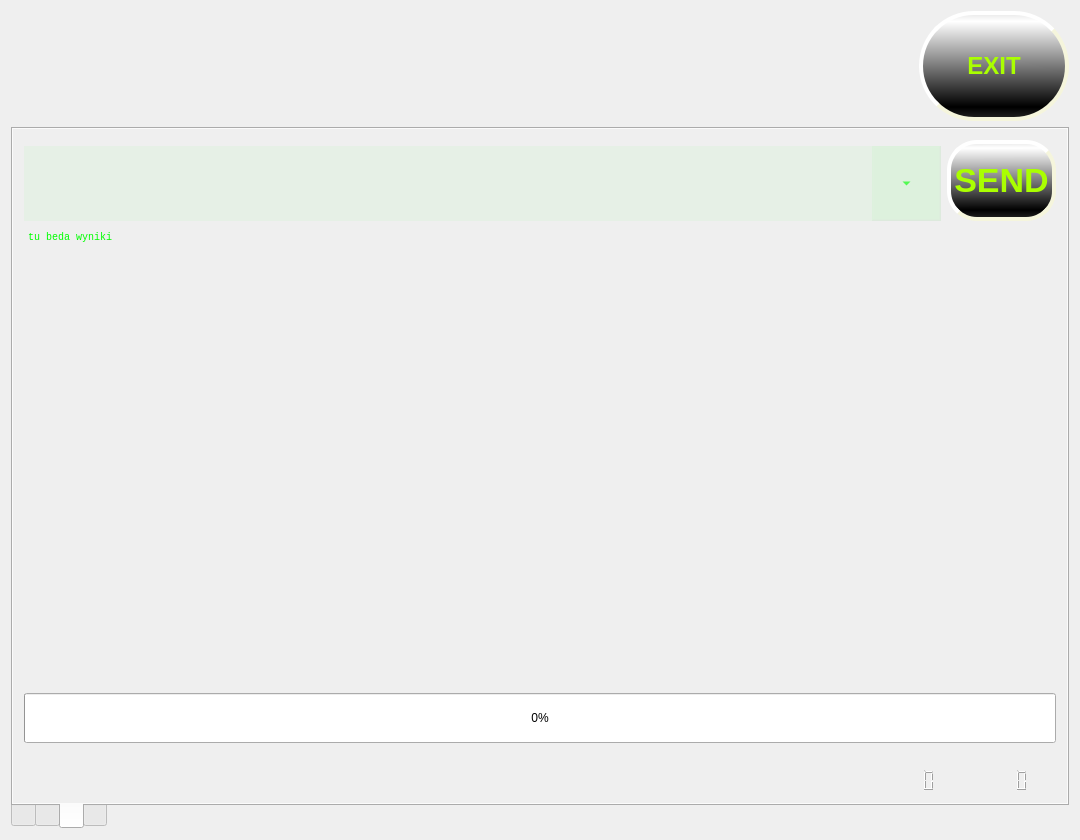
Old version of the form iDom_Client/idom_client.ui in the repository cyniu88/QT_kurs.
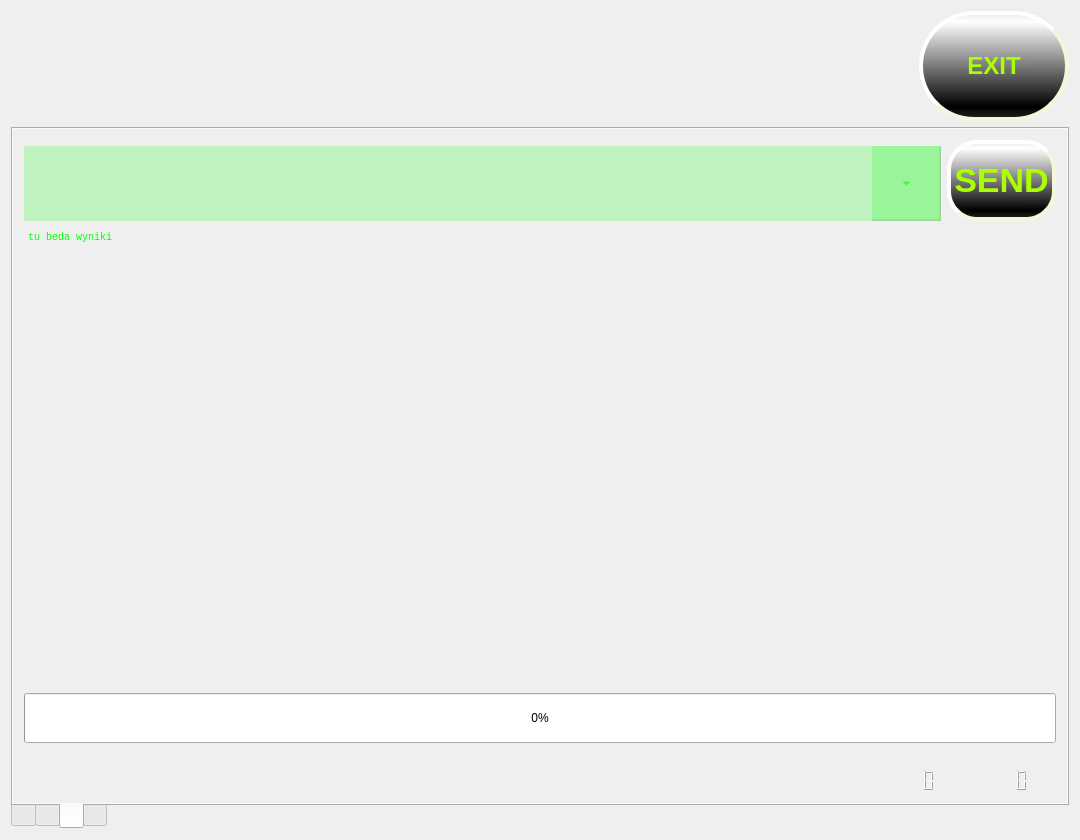
New version of the form. The open tabs and pages were chosen to show the change. Icons and pictures are not drawn.

Commit message: zmina koloru wpisu

```diff
--- a/iDom_Client/idom_client.ui
+++ b/iDom_Client/idom_client.ui
@@ -929,7 +929,7 @@
              <string notr="true">
 QComboBox {
  
-background-color: rgba(0, 255, 0, 10);
+background-color: rgba(0, 255, 0, 50);
  border: true;
 	border-color: rgb(0, 255, 0);
 	color: rgb(0, 255, 0);
```
Left out of the diff: 2 changed lines with no effect on the pictures.
